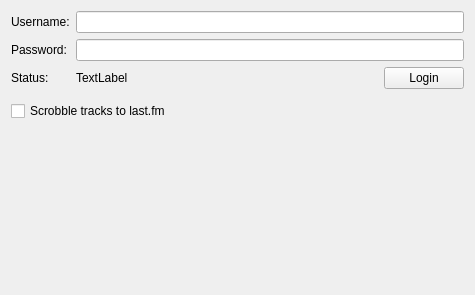
First picture: the form in scrobbling/scrobblingsettings.ui, repository CDrummond/cantata, before the edit.
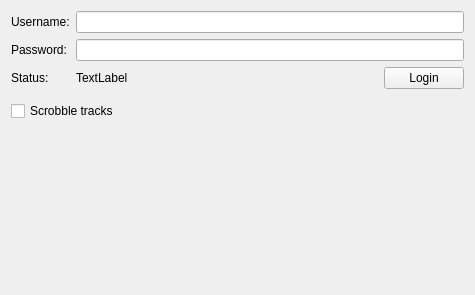
Second picture: the form after the edit. Custom widgets are drawn as their Qt base class.

Commit message: No need to mention last.fm

What changed in the file:
```diff
--- a/scrobbling/scrobblingsettings.ui
+++ b/scrobbling/scrobblingsettings.ui
@@ -94,7 +94,7 @@
    <item row="4" column="0" colspan="2">
     <widget class="QCheckBox" name="enableScrobbling">
      <property name="text">
-      <string>Scrobble tracks to last.fm</string>
+      <string>Scrobble tracks</string>
      </property>
     </widget>
    </item>
```
